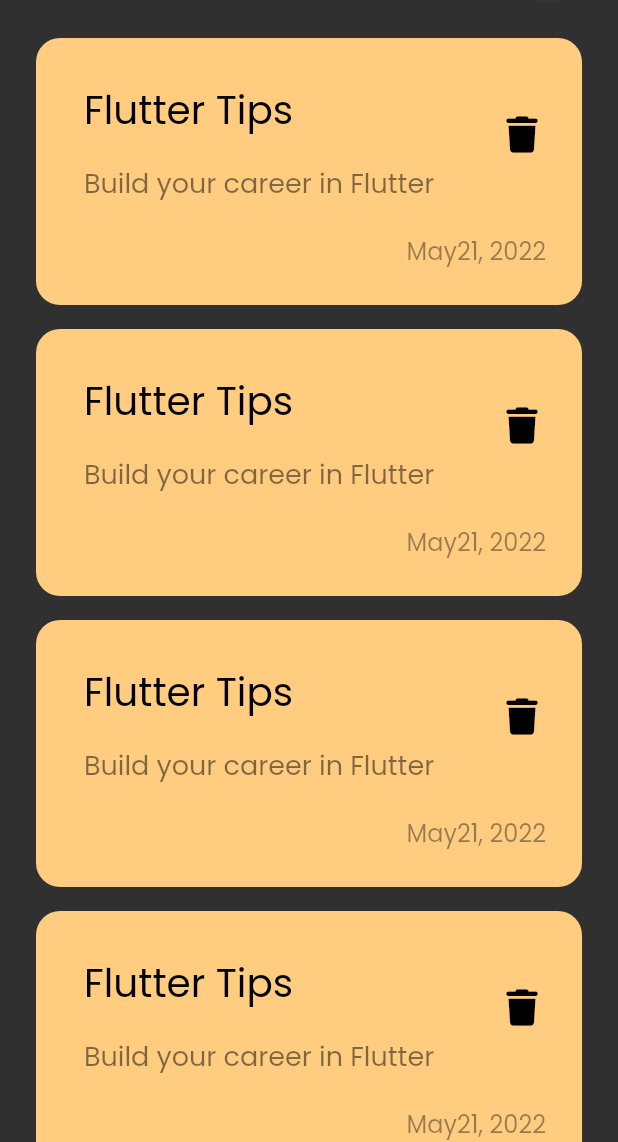
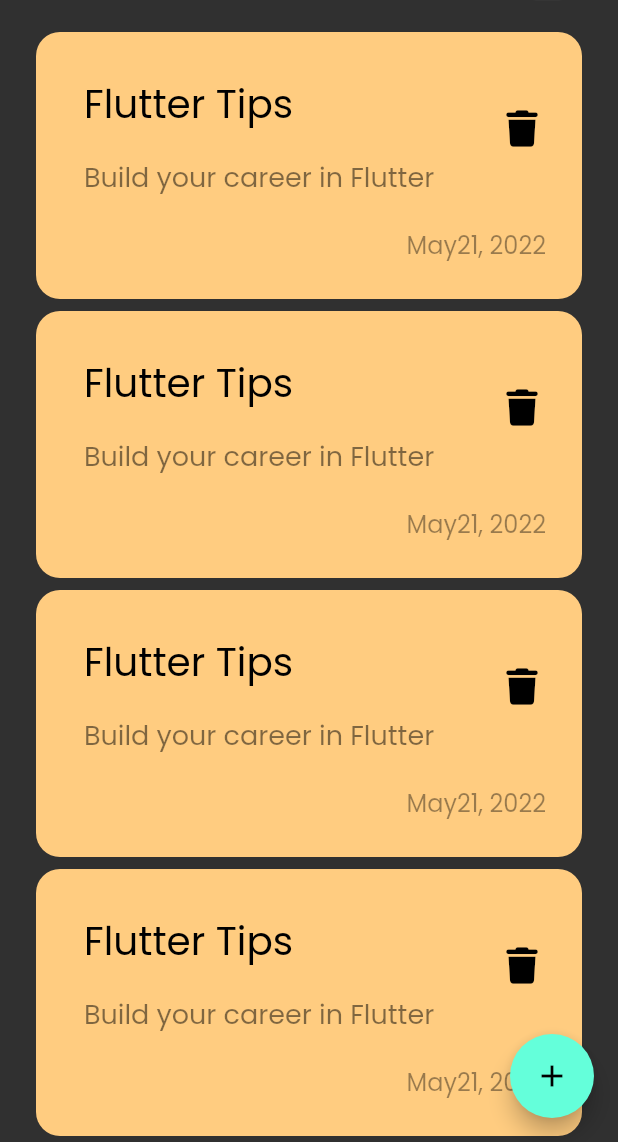
Before and after one commit to david-hatem/notes_app, a Flutter app: the screen it shows after launch, on a phone screen of 412 x 824 dp, the part 94-1236 px from its top. Run offline on Flutter 3.47's test engine with Material 2 defaults, Android fonts, the phone set to English and light mode, and no system bars; our stand-ins replace font_awesome_flutter.

Commit message:
add floating action button

```diff
--- a/lib/views/notes_view.dart
+++ b/lib/views/notes_view.dart
@@ -6,8 +6,14 @@ class NotesView extends StatelessWidget {
 
   @override
   Widget build(BuildContext context) {
-    return const Scaffold(
-      body: NotesViewBody(),
+    return Scaffold(
+      floatingActionButton: FloatingActionButton(
+        onPressed: () {},
+        child: const Icon(
+          Icons.add,
+        ),
+      ),
+      body: const NotesViewBody(),
     );
   }
 }
--- a/lib/views/widgets/notes_list_view.dart
+++ b/lib/views/widgets/notes_list_view.dart
@@ -9,10 +9,10 @@ class NotesListView extends StatelessWidget {
     return ListView.builder(
       itemBuilder: (context, index) {
         return const Padding(
-          padding: const EdgeInsets.symmetric(
-            vertical: 8,
+          padding: EdgeInsets.symmetric(
+            vertical: 4,
           ),
-          child: const NoteItem(),
+          child: NoteItem(),
         );
       },
     );
```
